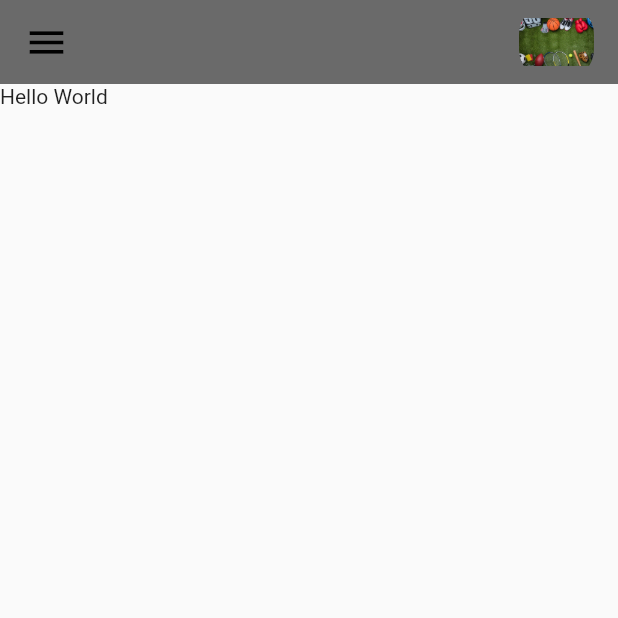
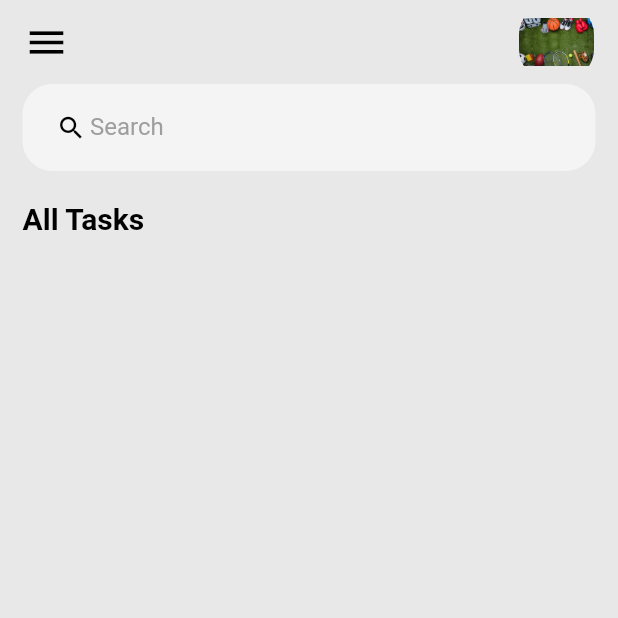
Before and after one commit to Angel-cuba/Flutter_TODO, a Flutter app: the screen it shows after launch, on a phone screen of 412 x 824 dp, the top half of it. Run offline on Flutter 3.47's test engine with Material 2 defaults, Android fonts, the phone set to English and light mode, and no system bars.

Commit message:
Add search widget

```diff
--- a/lib/constants/color.dart
+++ b/lib/constants/color.dart
@@ -7,4 +7,4 @@ const Color tdBlack = Color(0xFF000000);
 const Color tdWhite = Color(0xFFFFFFFF);
 const Color tdGrey = Color(0xFF9E9E9E);
 
-const Color tdBg = Color(0xFF6A6A6A);
+const Color tdBg = Color.fromARGB(98, 202, 202, 202);
--- a/lib/screens/home.dart
+++ b/lib/screens/home.dart
@@ -1,3 +1,5 @@
+// ignore_for_file: prefer_const_constructors
+
 import 'package:flutter/material.dart';
 import 'package:todo_app/constants/color.dart';
 
@@ -20,8 +22,55 @@ class MyHomePage extends StatelessWidget {
     return Scaffold(
         appBar: _buildAppBar(),
         body: Container(
-          child: Text('Hello World'),
+          padding: const EdgeInsets.symmetric(horizontal: 15),
+          color: tdBg,
+          child: Column(children: [
+            searchBox(),
+            Expanded(
+                child: ListView(
+              children: [
+                Container(
+                  margin: const EdgeInsets.only(top: 20),
+                  child: Text('All Tasks',
+                      style: TextStyle(
+                        color: tdBlack,
+                        fontSize: 20,
+                        fontWeight: FontWeight.w600,
+                      )),
+                )
+              ],
+            ))
+          ]),
         ));
+  }
+
+  Widget searchBox() {
+    return Container(
+      padding: EdgeInsets.symmetric(horizontal: 20, vertical: 5),
+      decoration: BoxDecoration(
+        color: Colors.white54,
+        borderRadius: BorderRadius.circular(20),
+      ),
+      child: TextField(
+          decoration: InputDecoration(
+        contentPadding: EdgeInsets.all(0),
+        prefixIcon: Icon(
+          Icons.search,
+          color: tdBlack,
+          size: 20,
+        ),
+        prefixIconConstraints: BoxConstraints(
+          minWidth: 25,
+          maxHeight: 20,
+        ),
+        border: InputBorder.none,
+        hintText: 'Search',
+        hintStyle: TextStyle(
+          color: tdGrey,
+          fontSize: 16,
+        ),
+      )),
+    );
   }
 
   AppBar _buildAppBar() {
@@ -31,12 +80,12 @@ class MyHomePage extends StatelessWidget {
         title: Row(
           mainAxisAlignment: MainAxisAlignment.spaceBetween,
           children: [
-            Icon(
+            const Icon(
               Icons.menu,
               color: tdBlack,
               size: 30,
             ),
-            Container(
+            SizedBox(
               height: 50,
               width: 50,
               child: ClipRRect(
```
